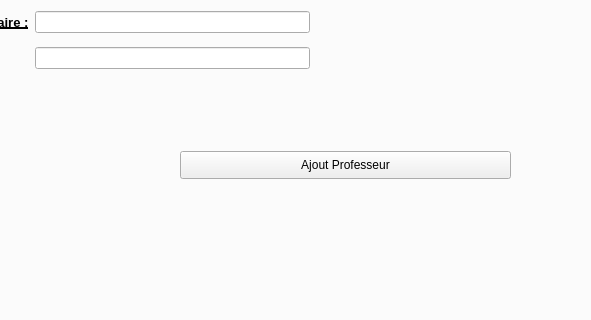
Before: the Qt Designer form AppObjetQT/mainwindow.ui in Mrgove10/AppliObjetVS, drawn with Qt 5; both pictures show x 162 to 753 and y 242 to 562 of the 942 by 665 pixel window.
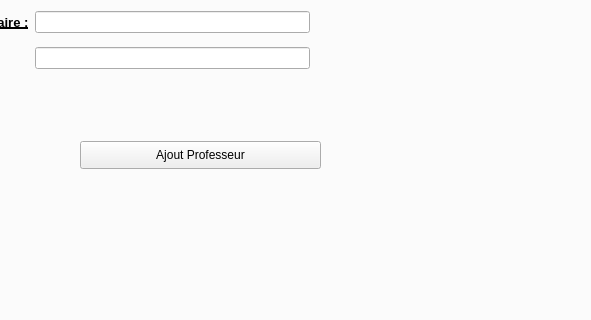
After: the same form once the commit is applied. Icons and pictures are not drawn.

Commit message: replacement des boutons

The edit to the form file:
```diff
--- a/AppObjetQT/mainwindow.ui
+++ b/AppObjetQT/mainwindow.ui
@@ -750,9 +750,9 @@
      <widget class="QPushButton" name="profAjout">
       <property name="geometry">
        <rect>
-        <x>340</x>
-        <y>350</y>
-        <width>331</width>
+        <x>240</x>
+        <y>340</y>
+        <width>241</width>
         <height>28</height>
        </rect>
       </property>
```
Left out of the diff: 4 changed lines with no effect on the pictures. The commit also changes 1 other file.
